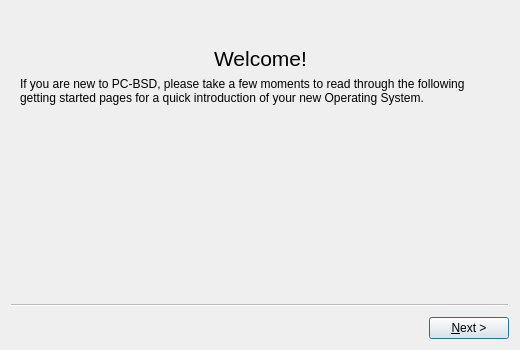
Before: the Qt Designer form src-qt5/pc-welcome/welcomeWizard.ui in trueos/pcbsd, drawn with Qt 5.
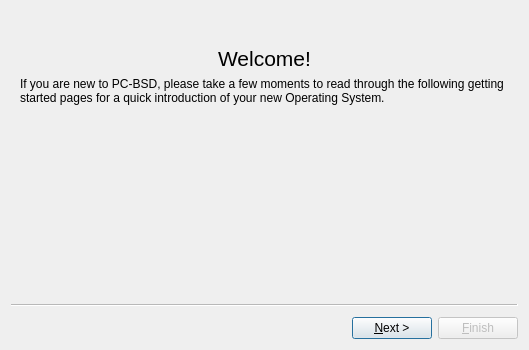
After: the same form once the commit is applied. Icons and pictures are not drawn.

Commit message: Have the "finish" button visible (even if disabled) on earlier pages of the welcome dialog. This allows users to see that you can close it if you click through the wizard pages to the end (even if the WM does not have a title bar).

Patch:
```diff
--- a/src-qt5/pc-welcome/welcomeWizard.ui
+++ b/src-qt5/pc-welcome/welcomeWizard.ui
@@ -6,7 +6,7 @@
    <rect>
     <x>0</x>
     <y>0</y>
-    <width>520</width>
+    <width>529</width>
     <height>350</height>
    </rect>
   </property>
@@ -19,8 +19,11 @@
   <property name="modal">
    <bool>false</bool>
   </property>
+  <property name="wizardStyle">
+   <enum>QWizard::ClassicStyle</enum>
+  </property>
   <property name="options">
-   <set>QWizard::NoBackButtonOnStartPage|QWizard::NoCancelButton</set>
+   <set>QWizard::HaveFinishButtonOnEarlyPages|QWizard::NoBackButtonOnStartPage|QWizard::NoCancelButton</set>
   </property>
   <widget class="QWizardPage" name="wizardPage1">
    <layout class="QGridLayout" name="gridLayout">
```
